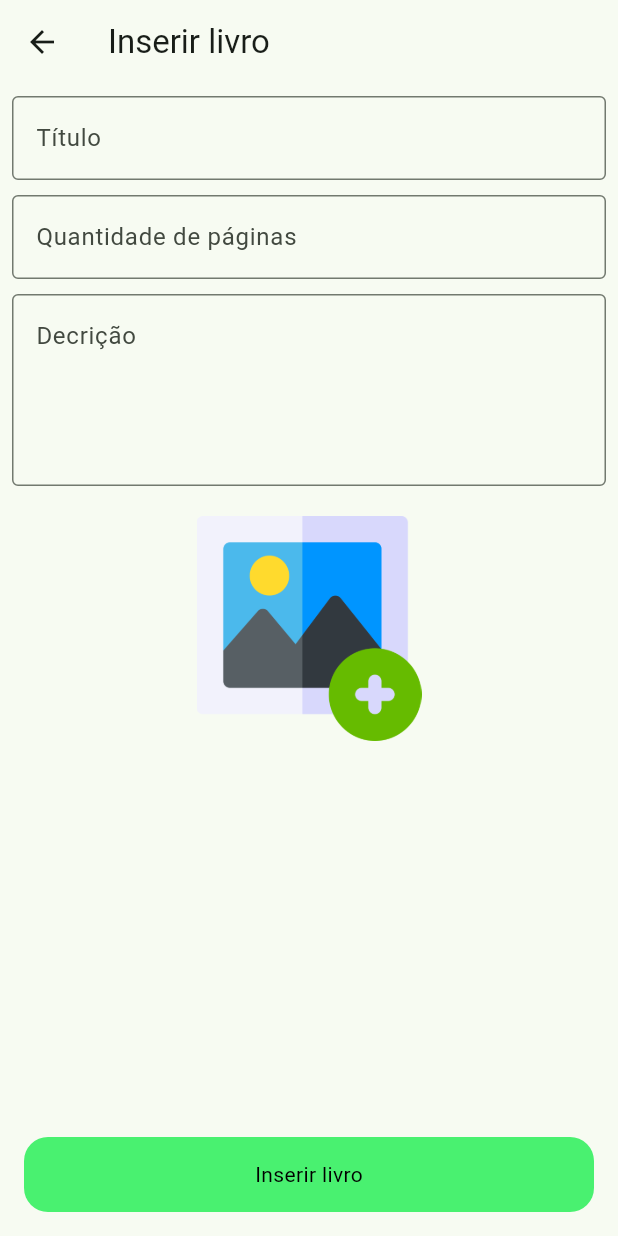
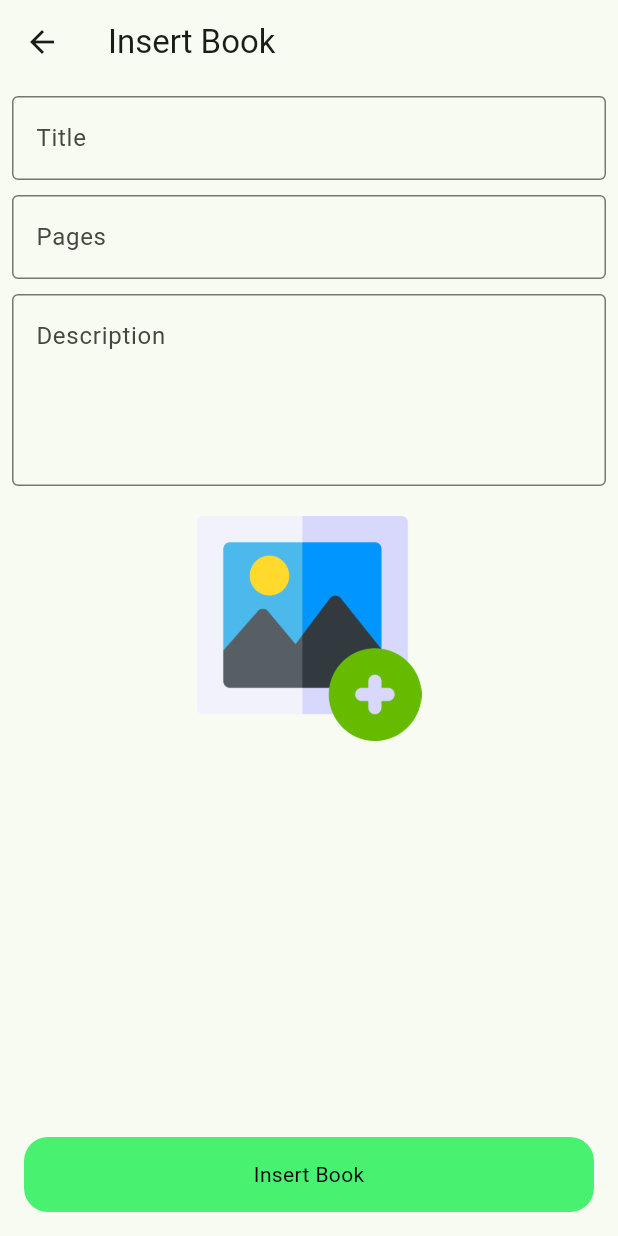
Before and after one commit to CarlosOliveiraa/my_books, a Flutter app: the InsertBookPage screen opened directly, on a phone screen of 412 x 824 dp. Run offline on Flutter 3.47's test engine with Material 2 defaults, Android fonts, the phone set to English and light mode, and no system bars; our stand-ins replace flutter_bloc, flutter_dotenv, image_picker; generated files the repository leaves out were written again; network calls fail.

Commit message:
Implementação da internacionalização

```diff
--- a/design_system/pubspec.yaml
+++ b/design_system/pubspec.yaml
@@ -10,6 +10,7 @@ environment:
 dependencies:
   flutter:
     sdk: flutter
+
 
 dev_dependencies:
   flutter_test:
--- /dev/null
+++ b/flutter_my_books/l10n.yaml
@@ -0,0 +1,3 @@
+arb-dir: lib/l10n
+template-arb-file: app_en.arb
+output-localization-file: app_localizations.dart
--- /dev/null
+++ b/flutter_my_books/lib/l10n/app_en.arb
@@ -0,0 +1,34 @@
+{
+    "welcome": "Welcome",
+    "@welcome":{
+        "description": "The current Language"
+    },
+    "failedLoad": "Failed to load books",
+    "@failedLoad":{
+        "description": "Message is presented when failed to load books"
+    },
+    "insert": "Insert Book",
+    "@insert":{
+        "description": "Button insert book"
+    },
+    "title": "Title",
+    "@title":{
+        "description": "Book title"
+    },
+    "pages": "Pages",
+    "@pages":{
+        "description": "Book pages"
+    },
+    "description": "Description",
+    "@description":{
+        "description": "Book Description"
+    },
+    "detail": "Book Detail",
+    "@detail":{
+        "description": "Book Detail"
+    },
+    "remove": "Remove book",
+    "@remove":{
+        "description": "Remove book"
+    }
+}
--- /dev/null
+++ b/flutter_my_books/lib/l10n/app_pt.arb
@@ -0,0 +1,34 @@
+{
+    "welcome": "Bem vindo",
+    "@welcome":{
+        "description": "Mensagem de boas vindas"
+    },
+    "failedLoad": "Falha ao carregar os livros",
+    "@failedLoad":{
+        "description": "Mensagem é apresentada quando há falha ao carregar dados"
+    },
+    "insert": "Inserir livro",
+    "@insert":{
+        "description": "Título de inserir livro"
+    },
+    "title": "Título",
+    "@title":{
+        "description": "Título do livro"
+    },
+    "pages": "Páginas",
+    "@pages":{
+        "description": "Quantidade de páginas"
+    },
+    "description": "Descrição",
+    "@description":{
+        "description": "Book Description"
+    },
+    "detail": "Detalhes do Livro",
+    "@detail":{
+        "description": "Book Detail"
+    },
+    "remove": "Remover livro",
+    "@remove":{
+        "description": "Remove book"
+    }
+}
--- /dev/null
+++ b/flutter_my_books/lib/l10n/l10n.dart
@@ -0,0 +1,9 @@
+import 'package:flutter/material.dart';
+
+class L10n {
+  static final all = [
+    const Locale('en'),
+    const Locale('fr'),
+    const Locale('pt'),
+  ];
+}
--- a/flutter_my_books/lib/src/pages/book_detail_page.dart
+++ b/flutter_my_books/lib/src/pages/book_detail_page.dart
@@ -7,7 +7,7 @@ import 'package:flutter_my_books/src/controllers/my_books_controller.dart';
 import 'package:flutter_my_books/src/models/my_books_model.dart';
 import 'package:flutter_my_books/src/services/bloc/fetch_books/blocs/fetch_books_bloc.dart';
 import 'package:flutter_my_books/src/services/bloc/fetch_books/events/fetch_books_events.dart';
-
+import 'package:flutter_gen/gen_l10n/app_localizations.dart';
 import 'widgets/my_books_button.dart';
 
 class BookDetailPage extends StatefulWidget {
@@ -29,10 +29,11 @@ class _BookDetailPageState extends State<BookDetailPage> {
   @override
   Widget build(BuildContext context) {
     final colors = Theme.of(context).extension<ColorsExtensions>();
+    final locale = AppLocalizations.of(context)!;
 
     return Scaffold(
       appBar: AppBar(
-        title: const Text('Detalhes do livro'),
+        title: Text(locale.detail),
         centerTitle: true,
       ),
       body: SingleChildScrollView(
@@ -44,7 +45,7 @@ class _BookDetailPageState extends State<BookDetailPage> {
             Padding(
               padding: const EdgeInsets.all(8.0),
               child: Text(
-                'Título: ${book.title!}',
+                '${locale.title}: ${book.title!}',
                 style: Theme.of(context)
                     .textTheme
                     .titleMedium!
@@ -54,7 +55,7 @@ class _BookDetailPageState extends State<BookDetailPage> {
             Padding(
               padding: const EdgeInsets.all(8.0),
               child: Text(
-                'Páginas: ${book.pages!}',
+                '${locale.pages}: ${book.pages!}',
                 style: Theme.of(context)
                     .textTheme
                     .titleMedium!
@@ -64,7 +65,7 @@ class _BookDetailPageState extends State<BookDetailPage> {
             Padding(
               padding: const EdgeInsets.all(8.0),
               child: Text(
-                'Descrição:\n${book.description!}',
+                '${locale.description}:\n${book.description!}',
                 style: Theme.of(context)
                     .textTheme
                     .titleMedium!
@@ -79,7 +80,7 @@ class _BookDetailPageState extends State<BookDetailPage> {
         child: MyBooksButton(
           width: 300,
           height: 50,
-          title: 'Remover Livro',
+          title: locale.remove,
           onTap: () {
             controller.removeBook(book.id!);
             context.read<FetchBooksBloc>().add(FetchBooksFetchEvent());
--- a/flutter_my_books/lib/src/pages/insert_book_page.dart
+++ b/flutter_my_books/lib/src/pages/insert_book_page.dart
@@ -12,6 +12,7 @@ import 'package:image_picker/image_picker.dart';
 
 import '../controllers/my_books_controller.dart';
 import 'widgets/my_books_button.dart';
+import 'package:flutter_gen/gen_l10n/app_localizations.dart';
 
 class InsertBookPage extends StatefulWidget {
   const InsertBookPage({super.key});
@@ -52,10 +53,11 @@ class _InsertBookPageState extends State<InsertBookPage> {
   @override
   Widget build(BuildContext context) {
     final colors = Theme.of(context).extension<ColorsExtensions>();
+    final locale = AppLocalizations.of(context)!;
 
     return Scaffold(
         appBar: AppBar(
-          title: const Text('Inserir livro'),
+          title: Text(locale.insert),
         ),
         body: SingleChildScrollView(
           child: Center(
@@ -64,20 +66,20 @@ class _InsertBookPageState extends State<InsertBookPage> {
               child: Column(
                 children: [
                   MyBooksTextField(
-                    hintText: 'Título',
+                    hintText: locale.title,
                     textInputAction: TextInputAction.next,
                     controller: titleController,
                   ),
                   const SizedBox(height: 10),
                   MyBooksTextField(
-                    hintText: 'Quantidade de páginas',
+                    hintText: locale.pages,
                     textInputAction: TextInputAction.next,
                     controller: pagesController,
                   ),
                   const SizedBox(height: 10),
                   MyBooksTextField(
                     maxLines: 4,
-                    hintText: 'Decrição',
+                    hintText: locale.description,
                     textInputAction: TextInputAction.done,
                     controller: descriptionController,
                   ),
@@ -100,7 +102,7 @@ class _InsertBookPageState extends State<InsertBookPage> {
           child: MyBooksButton(
               width: 300,
               height: 50,
-              title: 'Inserir livro',
+              title: locale.insert,
               backgroundColor: colors!.primaryColor,
               onTap: () {
                 booksController.insertBook(
--- a/flutter_my_books/pubspec.yaml
+++ b/flutter_my_books/pubspec.yaml
@@ -11,6 +11,9 @@ dependencies:
   flutter:
     sdk: flutter
   cupertino_icons: ^1.0.2
+  flutter_localizations:
+    sdk: flutter
+  intl: ^0.18.0
   design_system:
       path: ../design_system
   image_picker: ^1.0.7
@@ -24,6 +27,7 @@ dev_dependencies:
     sdk: flutter
   flutter_lints: ^2.0.0
 flutter:
+  generate: true
   uses-material-design: true
   assets:
     - .env
```
Also changed, not shown: flutter_my_books/lib/src/app_widget.dart (+10 -1 lines), flutter_my_books/lib/src/pages/home_page.dart (+7 -5 lines), flutter_my_books/pubspec.lock, 3 other files.
